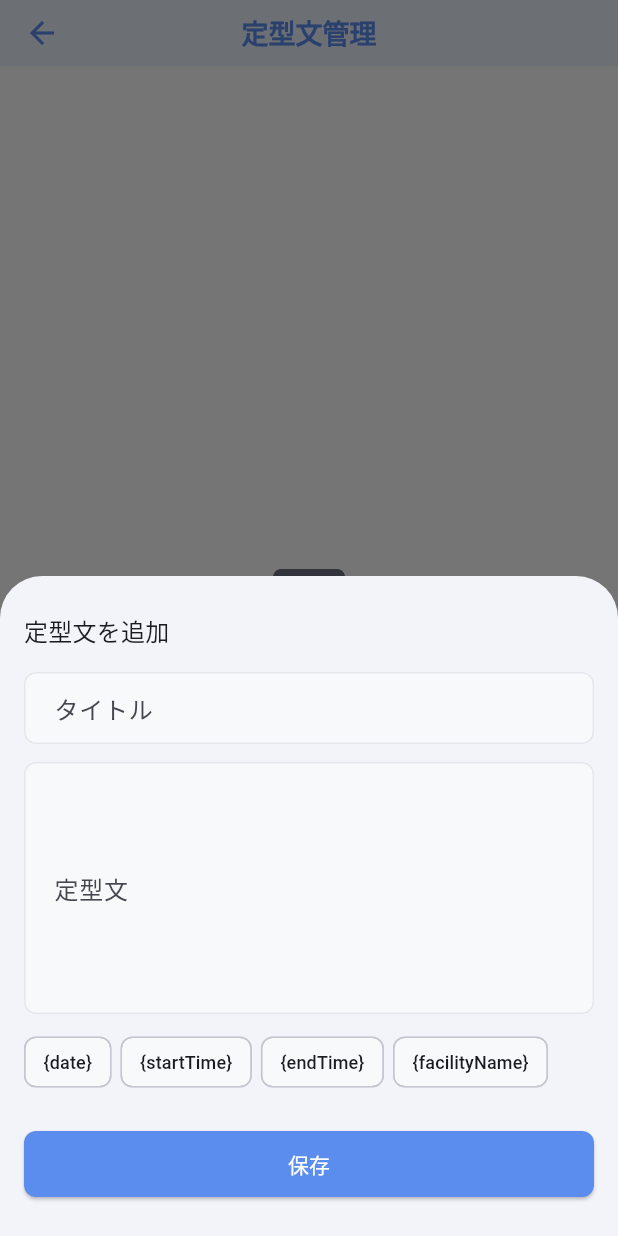
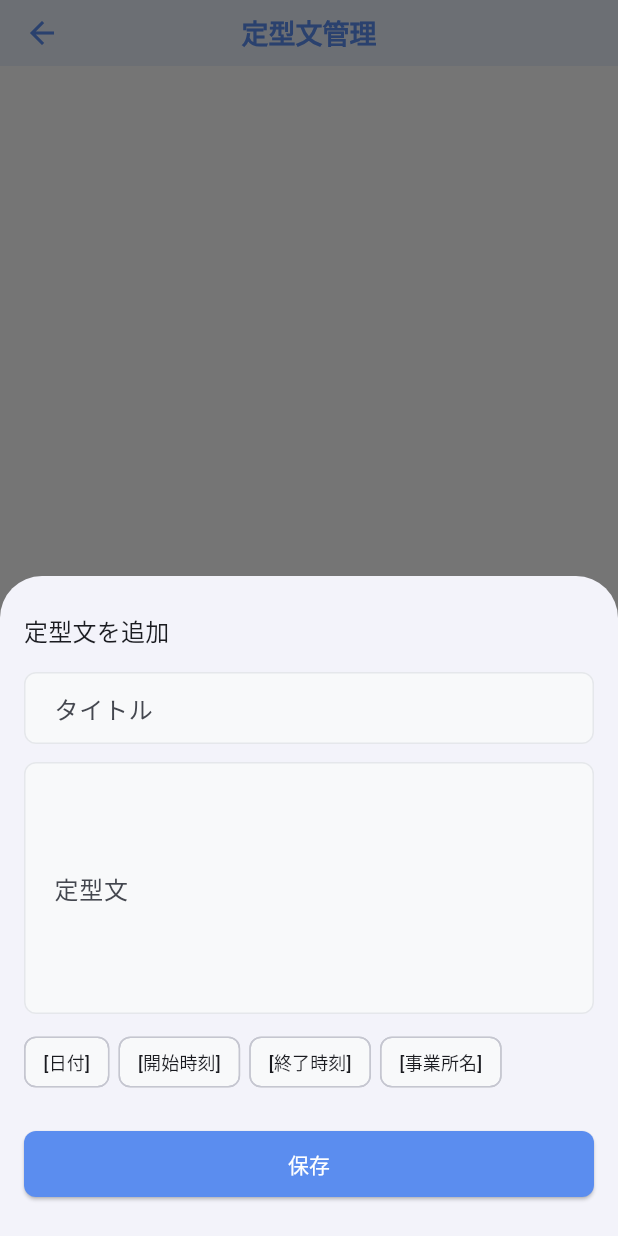
Before and after one commit to 365renkyu/carelog_app, a Flutter app: the AbsenceTemplateSettingsScreen screen opened by its route, after a tap on "定型文を追加", on a phone screen of 412 x 824 dp. Run offline on Flutter 3.47's test engine with Material 3 defaults, Android fonts, the phone set to English and light mode, and no system bars; our stand-ins replace flutter_riverpod, freezed_annotation, shared_preferences, sqflite, table_calendar; accounts and stored records are empty.

Commit message:
UI等の修正/プライバシーポリシー作成

```diff
--- a/lib/core/constants/app_strings.dart
+++ b/lib/core/constants/app_strings.dart
@@ -1,7 +1,7 @@
 class AppStrings {
   AppStrings._();
 
-  static const String appTitle = '育児きろく';
+  static const String appTitle = 'けあろぐ';
 
   // BottomNav
   static const String navCalendar = 'カレンダー';
@@ -19,11 +19,11 @@ class AppStrings {
   static const String fieldMood = '機嫌';
   static const String fieldSleep = '睡眠';
   static const String fieldMeal = '食事';
-  static const String fieldNotes = 'その日の様子';
+  static const String fieldNotes = '今日のできごと';
   static const String fieldAchievements = 'できたこと';
-  static const String fieldCuteMoments = 'かわいいと感じたこと';
-  static const String fieldConcerns = '課題・悩み';
-  static const String fieldTherapyMemo = '療育メモ';
+  static const String fieldCuteMoments = '好きだなと思ったこと';
+  static const String fieldConcerns = '気になっていること';
+  static const String fieldTherapyMemo = '学んだこと・もらったアドバイス';
 
   // 睡眠
   static const String bedtimeStartTime = '寝かしつけ開始';
@@ -40,11 +40,10 @@ class AppStrings {
   // 療育スケジュール
   static const String scheduleTitle = '療育スケジュール';
   static const String scheduleAdd = 'スケジュールを追加';
-  static const String facilityName = '施設名';
+  static const String facilityName = '事業所名';
   static const String scheduleMemo = 'メモ';
   static const String scheduleWarningTitle = '複数登録の確認';
-  static const String scheduleWarningBody =
-      '原則として、1日に複数事業所の利用はできません。登録を続けますか？';
+  static const String scheduleWarningBody = '原則として、1日に複数事業所の利用はできません。登録を続けますか？';
   static const String scheduleWarningConfirm = '続けて登録';
   static const String scheduleWarningCancel = 'キャンセル';
 
@@ -61,10 +60,6 @@ class AppStrings {
   static const String settingsTemplates = '定型文管理';
   static const String settingsTemplateAdd = '定型文を追加';
 
-  // プレースホルダー説明
-  static const String placeholderHint =
-      '使用できるプレースホルダー: {date} {startTime} {endTime} {facilityName}';
-
   // 共通
   static const String save = '保存';
   static const String cancel = 'キャンセル';
--- a/lib/core/extensions/datetime_extension.dart
+++ b/lib/core/extensions/datetime_extension.dart
@@ -4,7 +4,7 @@ extension DateTimeExtension on DateTime {
   /// SQLite 保存用キー 'YYYY-MM-DD'
   String toDateKey() => DateFormat('yyyy-MM-dd').format(this);
 
-  /// 表示用日付 '2024年1月1日（月）'
+  /// 表示用日付 '2024年1月1日(月)'
   String toDisplayDate() => DateFormat('yyyy/M/d(E)', 'ja').format(this);
 
   /// 表示用月 '2024年1月'
@@ -13,8 +13,8 @@ extension DateTimeExtension on DateTime {
   /// 表示用時刻 'HH:mm'
   String toDisplayTime() => DateFormat('HH:mm').format(this);
 
-  /// 欠席連絡用 'M月d日'
-  String toAbsenceDate() => DateFormat('M月d日', 'ja').format(this);
+  /// 欠席連絡用 'M月d日(月)'
+  String toAbsenceDate() => DateFormat('M月d日(E)', 'ja').format(this);
 
   /// ISO8601文字列に変換
   String toIso8601() => toIso8601String();
--- a/lib/features/absence_contact/template_formatter.dart
+++ b/lib/features/absence_contact/template_formatter.dart
@@ -4,19 +4,19 @@ import 'package:ikuji_kiroku_app/data/models/therapy_schedule.dart';
 /// 欠席連絡定型文のプレースホルダー置換
 ///
 /// 対応プレースホルダー:
-///   {date}         → 日付 (例: 3月5日)
-///   {startTime}    → 開始時刻 (例: 10:00)
-///   {endTime}      → 終了時刻 (例: 12:00)
-///   {facilityName} → 施設名
+///   [日付]    例: 3月5日(月)
+///   [開始時刻] 例: 10:00
+///   [終了時刻] 例: 12:00
+///   [事業所名] 例： リタリコジュニア新宿教室
 class TemplateFormatter {
   TemplateFormatter._();
 
   static String format(String template, TherapySchedule schedule) {
     final date = DateTime.parse(schedule.date).toAbsenceDate();
     return template
-        .replaceAll('{date}', date)
-        .replaceAll('{startTime}', schedule.startTime)
-        .replaceAll('{endTime}', schedule.endTime)
-        .replaceAll('{facilityName}', schedule.facilityName);
+        .replaceAll('[日付]', date)
+        .replaceAll('[開始時刻]', schedule.startTime)
+        .replaceAll('[終了時刻]', schedule.endTime)
+        .replaceAll('[事業所名]', schedule.facilityName);
   }
 }
--- a/lib/features/calendar/calendar_screen.dart
+++ b/lib/features/calendar/calendar_screen.dart
@@ -46,6 +46,7 @@ class _CalendarScreenState extends ConsumerState<CalendarScreen> {
       body: Column(
         children: [
           TableCalendar(
+            locale: 'Ja_JP',
             firstDay: DateTime(2020),
             lastDay: DateTime(2100),
             focusedDay: _focusedDay,
@@ -206,7 +207,7 @@ class _DayPanel extends ConsumerWidget {
             Expanded(
               child: OutlinedButton.icon(
                 icon: const Icon(Icons.add, size: 18),
-                label: const Text('スケジュール追加'),
+                label: const Text('予定追加'),
                 onPressed: () => Navigator.pushNamed(
                   context,
                   AppRoutes.therapyScheduleEdit,
--- a/lib/features/settings/absence_templates/absence_template_settings_screen.dart
+++ b/lib/features/settings/absence_templates/absence_template_settings_screen.dart
@@ -35,12 +35,6 @@ class AbsenceTemplateSettingsScreen extends ConsumerWidget {
                       style: TextStyle(color: AppColors.textSecondary),
                     ),
                     SizedBox(height: 8),
-                    Text(
-                      AppStrings.placeholderHint,
-                      style: TextStyle(
-                          fontSize: 12, color: AppColors.textSecondary),
-                      textAlign: TextAlign.center,
-                    ),
                   ],
                 ),
               )
@@ -92,9 +86,7 @@ class AbsenceTemplateSettingsScreen extends ConsumerWidget {
       ),
     );
     if (confirmed == true) {
-      await ref
-          .read(absenceTemplateEditorProvider(null).notifier)
-          .delete(id);
+      await ref.read(absenceTemplateEditorProvider(null).notifier).delete(id);
     }
   }
 }
@@ -205,7 +197,7 @@ class _TemplateEditorState extends ConsumerState<_TemplateEditor> {
           Wrap(
             spacing: 6,
             runSpacing: 4,
-            children: ['{date}', '{startTime}', '{endTime}', '{facilityName}']
+            children: ['[日付]', '[開始時刻]', '[終了時刻]', '[事業所名]']
                 .map(
                   (ph) => ActionChip(
                     label: Text(ph, style: const TextStyle(fontSize: 12)),
@@ -236,8 +228,7 @@ class _TemplateEditorState extends ConsumerState<_TemplateEditor> {
         text.substring(0, safePos) + placeholder + text.substring(safePos);
     controller.value = TextEditingValue(
       text: newText,
-      selection: TextSelection.collapsed(
-          offset: safePos + placeholder.length),
+      selection: TextSelection.collapsed(offset: safePos + placeholder.length),
     );
   }
 
```
Also changed, not shown: lib/features/export/formatters/record_text_formatter.dart (+15 -15 lines), 4 other files.
